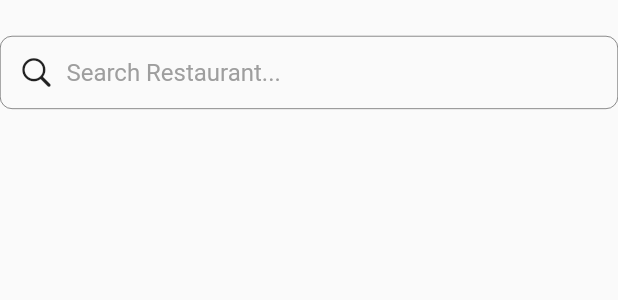
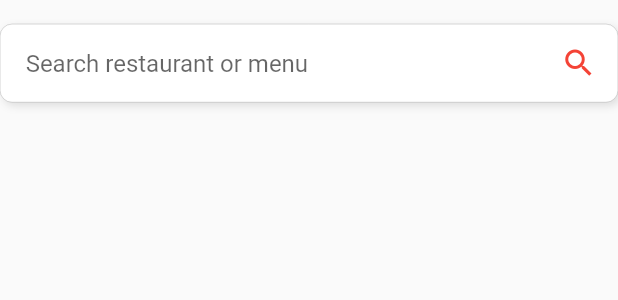
Before and after one commit to AdiMunawar31/D2YRESTAURANT, a Flutter app: the SearchBox widget shown alone on an empty page, opened directly, on a phone screen of 412 x 824 dp. Shown: the top 300 px of the screen. Run offline on Flutter 3.47's test engine with Material 2 defaults, Android fonts, the phone set to English and light mode, and no system bars; network calls fail.

Commit message:
ui improved

```diff
--- a/lib/common/restaurant_list.dart
+++ b/lib/common/restaurant_list.dart
@@ -102,7 +102,7 @@ Widget _buildRestaurantsItem(BuildContext context, Restaurant restaurant) {
                   Row(
                     children: [
                       const Icon(Icons.location_on,
-                          color: Colors.grey, size: 16),
+                          color: Colors.red, size: 16),
                       Padding(
                         padding: const EdgeInsets.only(top: 2.0),
                         child: Text(
--- a/lib/components/detail_information.dart
+++ b/lib/components/detail_information.dart
@@ -24,7 +24,7 @@ class DetailInformation extends StatelessWidget {
           const SizedBox(height: 8.0),
           Row(
             children: [
-              const Icon(Icons.location_on, color: Colors.grey, size: 18),
+              const Icon(Icons.location_on, color: Colors.red, size: 18),
               Padding(
                 padding: const EdgeInsets.only(top: 2.0),
                 child: Text(
--- a/lib/components/search.dart
+++ b/lib/components/search.dart
@@ -7,22 +7,31 @@ class SearchBox extends StatelessWidget {
   @override
   Widget build(BuildContext context) {
     return Container(
-      margin: const EdgeInsets.symmetric(vertical: 24.0),
-      width: double.infinity,
-      padding: const EdgeInsets.all(12.0),
-      decoration: BoxDecoration(
-          border: Border.all(width: 0.3),
-          borderRadius: const BorderRadius.all(Radius.circular(8.0))),
-      child: Row(
-        children: const [
-          Icon(CupertinoIcons.search),
-          SizedBox(width: 8.0),
-          Text(
-            'Search Restaurant...',
-            style: TextStyle(color: Colors.grey, fontSize: 16.0),
-          ),
-        ],
-      ),
-    );
+        margin: const EdgeInsets.symmetric(vertical: 16.0),
+        width: double.infinity,
+        padding: const EdgeInsets.all(2.0),
+        decoration: BoxDecoration(
+            color: Colors.white,
+            boxShadow: [
+              BoxShadow(
+                color: Colors.grey.withOpacity(0.3),
+                spreadRadius: 0,
+                blurRadius: 4,
+                offset: const Offset(2, 2),
+              )
+            ],
+            border: Border.all(width: 0.1),
+            borderRadius: const BorderRadius.all(Radius.circular(8.0))),
+        child: TextFormField(
+          onChanged: (value) {},
+          decoration: const InputDecoration(
+              hintText: "Search restaurant or menu",
+              suffixIcon: Icon(
+                Icons.search,
+                color: Colors.red,
+              ),
+              border: InputBorder.none,
+              contentPadding: EdgeInsets.only(left: 15, top: 15)),
+        ));
   }
 }
--- a/lib/data/api/detail_restaurant_api_service.dart
+++ b/lib/data/api/detail_restaurant_api_service.dart
@@ -6,8 +6,7 @@ class DetailRestaurantApiService {
   static const String _baseUrl = 'https://restaurant-api.dicoding.dev/';
 
   Future<DetailRestaurantResult> getRestaurantDetail(String id) async {
-    final response =
-        await http.get(Uri.parse(_baseUrl + 'detail/fnfn8mytkpmkfw1e867'));
+    final response = await http.get(Uri.parse(_baseUrl + 'detail/$id'));
     if (response.statusCode == 200) {
       return DetailRestaurantResult.fromJson(jsonDecode(response.body));
     } else {
--- a/lib/main.dart
+++ b/lib/main.dart
@@ -1,5 +1,6 @@
 import 'package:d2yrestaurant/screens/detail_screen.dart';
 import 'package:d2yrestaurant/screens/home_screen.dart';
+import 'package:d2yrestaurant/screens/search_screen.dart';
 import 'package:d2yrestaurant/screens/splash_screen.dart';
 import 'package:flutter/material.dart';
 
@@ -20,7 +21,8 @@ class MyApp extends StatelessWidget {
           SplashScreen.routeName: (context) => const SplashScreen(),
           HomeScreen.routeName: (context) => const HomeScreen(),
           DetailScreen.routeName: ((context) => DetailScreen(
-              id: ModalRoute.of(context)?.settings.arguments as String))
+              id: ModalRoute.of(context)?.settings.arguments as String)),
+          SearchScreen.routeName: (context) => const SearchScreen()
         });
   }
 }
```
Also changed, not shown: lib/components/topbar.dart (+10 -7 lines), lib/screens/home_screen.dart (+16 -1 lines), lib/screens/search_screen.dart (added, +57 -0 lines), assets/images/search.png (added).
